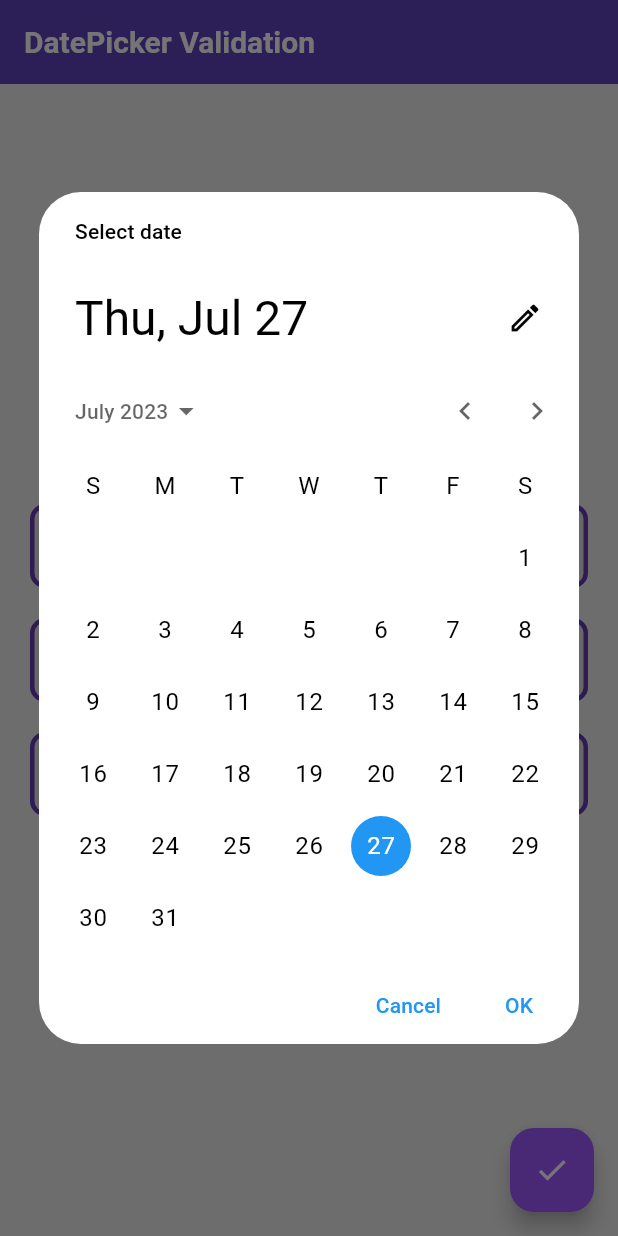
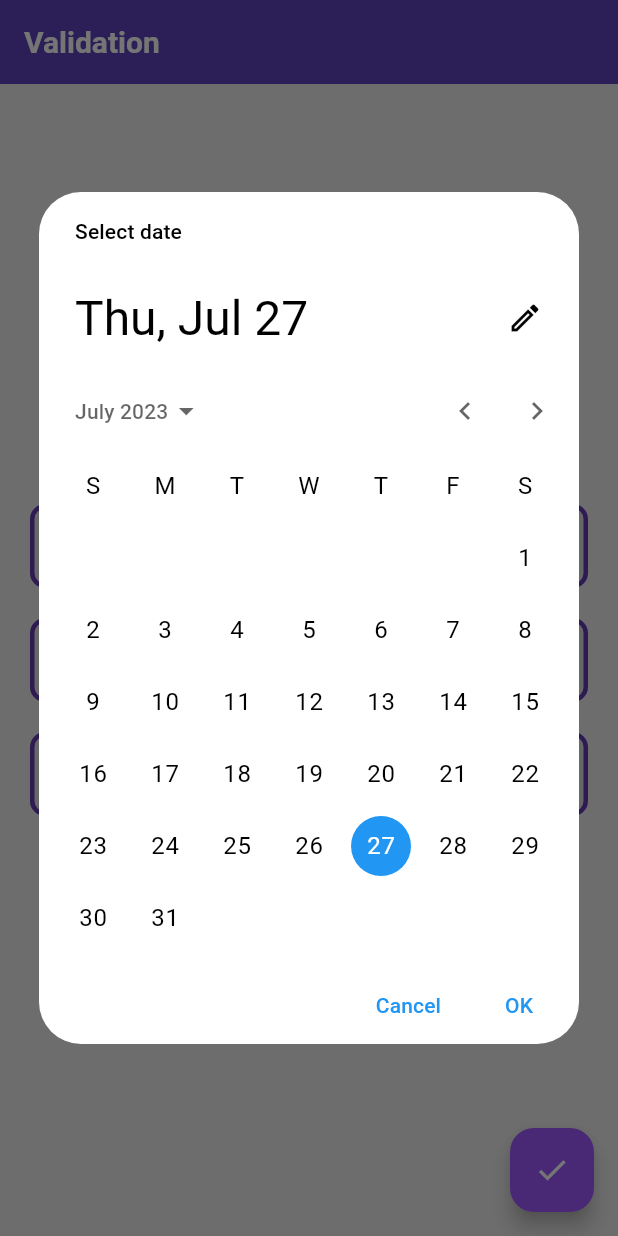
Before and after one commit to WaseemAlBizreh/Flutter_LinkedIn, a Flutter app: the screen it shows after launch, after a tap on "Type your date", on a phone screen of 412 x 824 dp. Run offline on Flutter 3.47's test engine with Material 2 defaults, Android fonts, the phone set to English and light mode, and no system bars.

Commit message:
date format

```diff
--- a/lib/main.dart
+++ b/lib/main.dart
@@ -2,9 +2,11 @@ import 'package:flutter/material.dart';
 import 'package:flutter_linkedin/screens/date_picker_validation.dart';
 import 'package:flutter_linkedin/theme/theme_data.dart';
 import 'package:intl/date_symbol_data_local.dart';
+import 'package:intl/intl.dart';
 
 void main() {
   initializeDateFormatting();
+  Intl.defaultLocale = 'en';
   runApp(const MyApp());
 }
 
--- a/lib/screens/date_picker_validation.dart
+++ b/lib/screens/date_picker_validation.dart
@@ -24,8 +24,7 @@ class _DatePickerValidationState extends State<DatePickerValidation> {
 
   void selectDate() async {
     DateTime? pickedDate = await Utils.selectDate(context);
-    final format = DateFormat('yyyy-MM-dd');
-    Intl.defaultLocale = 'ar';
+    final format = DateFormat('yyyy-MM-dd', 'ar');
     setState(() {
       date = pickedDate;
       if (date != null) {
@@ -39,8 +38,7 @@ class _DatePickerValidationState extends State<DatePickerValidation> {
   }
   void selectTime() async {
     DateTime? pickedTime = await Utils.selectTime(context);
-    Intl.defaultLocale = 'en';
-    final format = DateFormat.jm();
+    final format = DateFormat.jm('en');
     setState(() {
       time = pickedTime;
       if (time != null) {
@@ -58,7 +56,7 @@ class _DatePickerValidationState extends State<DatePickerValidation> {
     return Scaffold(
       appBar: AppBar(
         backgroundColor: Theme.of(context).primaryColor,
-        title: const Text("DatePicker Validation"),
+        title: const Text("Validation"),
       ),
       body: Padding(
         padding: const EdgeInsets.symmetric(horizontal: 20),
```
